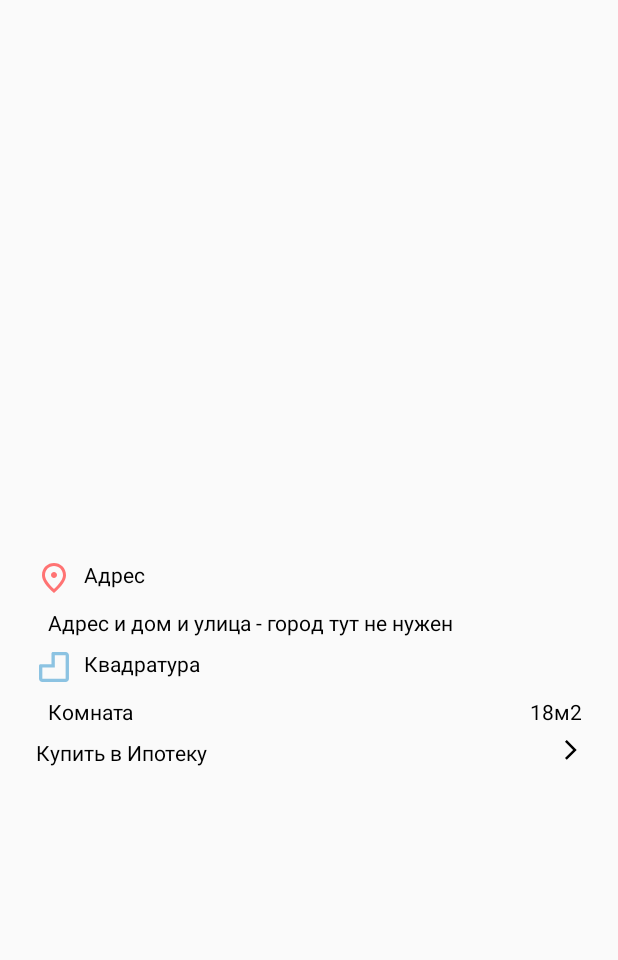
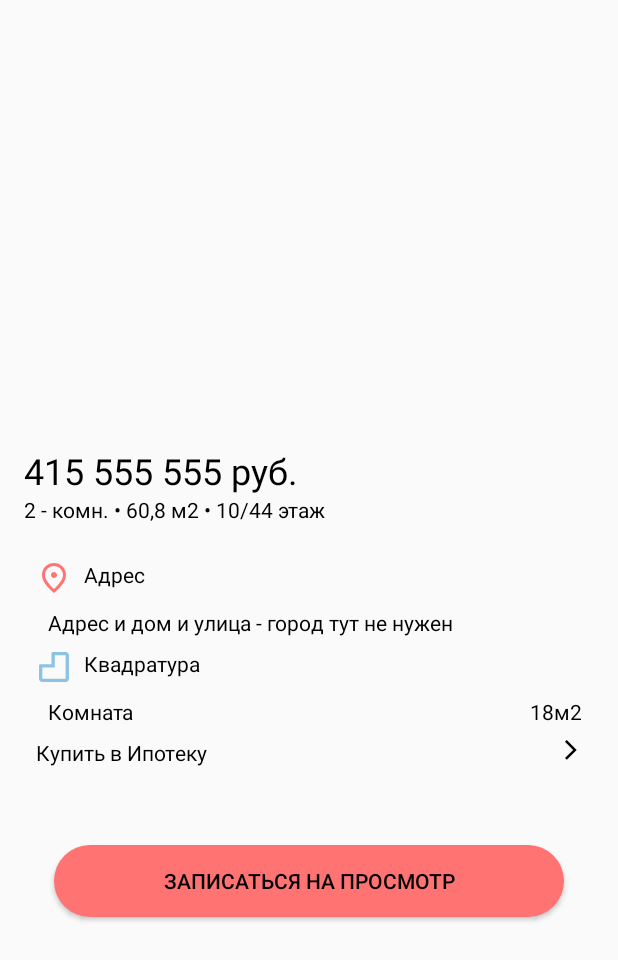
Before and after one commit to Osipuk-organization/DomClick, an Android app: the fragment CardOfApartmentFragment placed in its activity, on a phone screen of 412 x 824 dp. Shown: the top 960 px of the screen. Run offline under Robolectric (Android 15) with nearby library versions, the phone set to English and light mode, and no system bars; our stand-ins replace Firebase (no records; nobody signed in at launch, a user with empty details on screens opened directly); Roboto replaces fonts that are not available here.

Commit message:
fragment_card_of_apartment.xml and CardOfApartmentFragment.kt second (not finish)

```diff
--- a/app/src/main/java/ru/osipuc/domclick/ui/fragments/CardOfApartmentFragment.kt
+++ b/app/src/main/java/ru/osipuc/domclick/ui/fragments/CardOfApartmentFragment.kt
@@ -3,13 +3,20 @@ package ru.osipuc.domclick.ui.fragments
 import android.content.res.Resources
 import android.graphics.drawable.Drawable
 import android.view.LayoutInflater
+import android.view.View
 import android.widget.ImageView
 import android.widget.TextView
 import androidx.fragment.app.Fragment
 import kotlinx.android.synthetic.main.fragment_card_of_apartment.*
 import ru.osipuc.domclick.R
+import ru.osipuc.domclick.utilites.APP_ACTIVITY
 
 class CardOfApartmentFragment : Fragment(R.layout.fragment_card_of_apartment) {
+
+    override fun onStart() {
+        super.onStart()
+        APP_ACTIVITY.navBottom.visibility = View.GONE
+    }
 
     override fun onResume() {
         super.onResume()
--- a/app/src/main/res/layout/fragment_card_of_apartment.xml
+++ b/app/src/main/res/layout/fragment_card_of_apartment.xml
@@ -22,30 +22,32 @@
         android:layout_marginStart="@dimen/normal_margin"
         android:layout_marginTop="@dimen/normal_margin"
         android:fontFamily="@font/roboto_medium"
+        android:text="415 555 555 руб."
         android:textSize="24sp"
         app:layout_constraintStart_toStartOf="parent"
-        app:layout_constraintTop_toBottomOf="@+id/viewPager2"
-        tools:text="415 555 555 руб." />
+        app:layout_constraintTop_toBottomOf="@+id/viewPager2" />
 
     <TextView
         android:id="@+id/textApartmentAttribute"
         android:layout_width="wrap_content"
         android:layout_height="wrap_content"
         android:layout_marginStart="@dimen/normal_margin"
+        android:text="2 - комн. • 60,8 м2 • 10/44 этаж"
         app:layout_constraintStart_toStartOf="parent"
-        app:layout_constraintTop_toBottomOf="@+id/textApartmentValue"
-        tools:text="2 - комн. • 60,8 м2 • 10/44 этаж" />
+        app:layout_constraintTop_toBottomOf="@+id/textApartmentValue" />
 
     <ScrollView
         android:layout_width="match_parent"
         android:layout_height="0dp"
+        app:layout_constraintBottom_toBottomOf="parent"
+        app:layout_constraintEnd_toEndOf="parent"
         app:layout_constraintStart_toStartOf="parent"
         app:layout_constraintTop_toBottomOf="@+id/textApartmentAttribute">
 
         <LinearLayout
             android:layout_width="match_parent"
-            android:layout_height="0dp"
-            android:orientation="horizontal">
+            android:layout_height="wrap_content"
+            android:orientation="vertical">
 
             <LinearLayout
                 android:id="@+id/linear_layout_main"
@@ -57,11 +59,9 @@
             <Button
                 android:id="@+id/registration_fragment_reg_btn"
                 style="@style/red_button"
-                android:layout_marginStart="@dimen/normal_margin"
-                android:layout_marginTop="@dimen/big_margin"
-                android:layout_marginEnd="@dimen/normal_margin"
+                android:layout_width="match_parent"
+                android:layout_margin="@dimen/big_margin"
                 android:text="@string/sing_up_for_viewing" />
-
         </LinearLayout>
     </ScrollView>
 </androidx.constraintlayout.widget.ConstraintLayout>
--- a/app/src/main/res/layout/layout_inner_in_fragment_card.xml
+++ b/app/src/main/res/layout/layout_inner_in_fragment_card.xml
@@ -21,6 +21,7 @@
         android:layout_width="wrap_content"
         android:layout_height="wrap_content"
         android:layout_margin="@dimen/small_margin"
+        app:layout_goneMarginStart="24dp"
         app:layout_constraintStart_toEndOf="@id/image_view_inner"
         app:layout_constraintTop_toTopOf="parent"
         tools:text="Мебель в квартире" />
```
